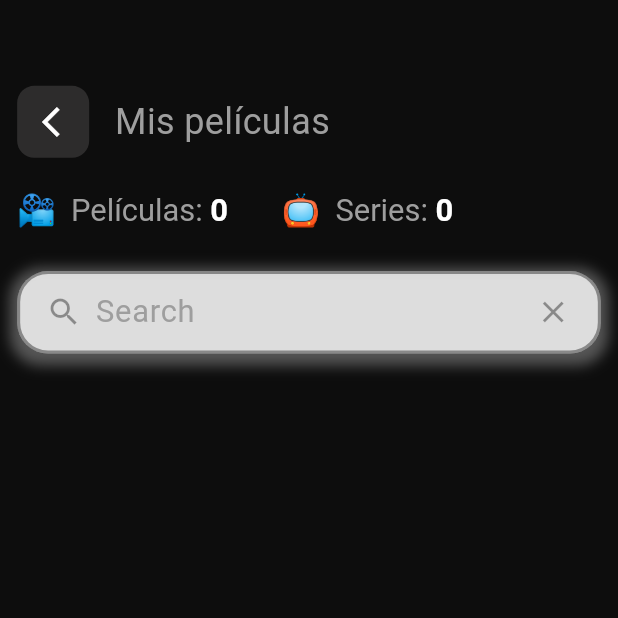
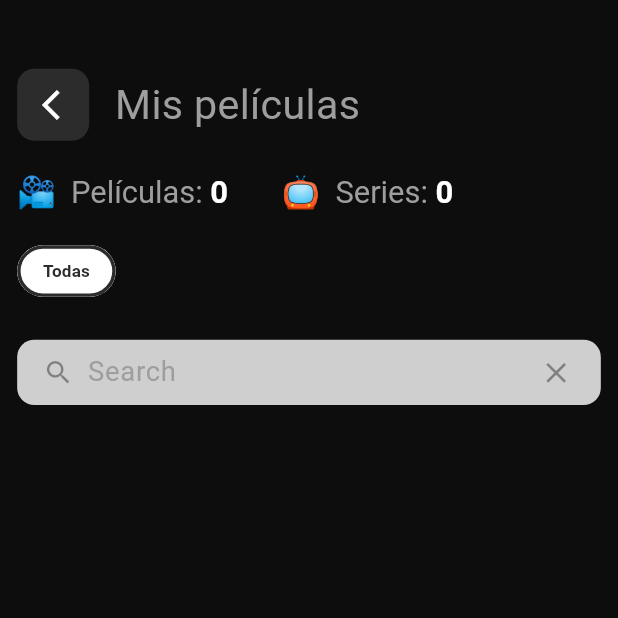
Before and after one commit to laguierre/themoviedb, a Flutter app: the MyPersonalCollection screen opened directly, after a tap on the "close" icon, on a phone screen of 412 x 824 dp, the top half of it. Run offline on Flutter 3.47's test engine with Material 3 defaults, Android fonts, the light colour scheme and no system bars; our stand-ins replace cloud_firestore, firebase_auth, firebase_core, flutter_rating_bar, flutter_screenutil, flutter_slidable and 1 more; missing offline and left inert: image_fade; accounts and stored records are empty; network calls fail; statements that could not run were skipped.

Commit message:
200624 - Funcionando el TextForm. Filtrando por película

```diff
--- a/lib/pages/details_page/details_page_widgets.dart
+++ b/lib/pages/details_page/details_page_widgets.dart
@@ -1,4 +1,3 @@
-import 'package:flutter/cupertino.dart';
 import 'package:flutter/material.dart';
 import 'package:flutter_screenutil/flutter_screenutil.dart';
 import 'package:themoviedb/constants.dart';
--- a/lib/pages/home_page/home_page_widgets.dart
+++ b/lib/pages/home_page/home_page_widgets.dart
@@ -7,7 +7,6 @@ import 'package:page_transition/page_transition.dart';
 import 'package:themoviedb/pages/widgets.dart';
 import 'package:themoviedb/providers/movie_provider.dart';
 import 'package:themoviedb/providers/top_button_provider.dart';
-import 'package:themoviedb/responsive.dart';
 
 class MovieCard extends StatelessWidget {
   const MovieCard(
--- a/lib/pages/personal_collection_page/personal_collection_page.dart
+++ b/lib/pages/personal_collection_page/personal_collection_page.dart
@@ -23,11 +23,14 @@ class MyPersonalCollection extends StatefulWidget {
 class _MyPersonalCollectionState extends State<MyPersonalCollection> {
   TextEditingController textEditingController = TextEditingController();
   List<MovieCollection> moviesCollection = [];
+  List<MovieCollection> filteredCollection = [];
+  String selectedYear = 'Todas';
 
   @override
   void initState() {
     moviesCollection = Provider.of<MyCollectionProvider>(context, listen: false)
         .movieCollection;
+    filteredCollection = moviesCollection;
     textEditingController.text = "";
     super.initState();
   }
@@ -36,6 +39,19 @@ class _MyPersonalCollectionState extends State<MyPersonalCollection> {
   void dispose() {
     textEditingController.dispose();
     super.dispose();
+  }
+
+  void filterMoviesByYear(String year) {
+    setState(() {
+      selectedYear = year;
+      if (year == 'Todas') {
+        filteredCollection = moviesCollection;
+      } else {
+        filteredCollection = moviesCollection
+            .where((movie) => movie.date.startsWith(year))
+            .toList();
+      }
+    });
   }
 
   @override
@@ -52,13 +68,15 @@ class _MyPersonalCollectionState extends State<MyPersonalCollection> {
       }
     }
 
+    Map<String, List<MovieCollection>> groupedMovies = groupMoviesByYear(moviesCollection);
+
     return Scaffold(
       backgroundColor: const Color(0xFF0D0D0D),
       extendBody: true,
       body: Column(
         children: [
           Padding(
-              padding: EdgeInsets.fromLTRB(10.sp, 50.sp, 10.sp, 0),
+              padding: EdgeInsets.fromLTRB(10.sp, 40.sp, 10.sp, 0),
               child: Column(
                 crossAxisAlignment: CrossAxisAlignment.start,
                 children: [
@@ -71,7 +89,7 @@ class _MyPersonalCollectionState extends State<MyPersonalCollection> {
                             ? 'Mis películas'
                             : 'My Personal Collection',
                         style:
-                            TextStyle(color: kTextDetailsColor, fontSize: 24),
+                        TextStyle(color: kTextDetailsColor, fontSize: 24.sp),
                       )
                     ],
                   ),
@@ -81,49 +99,82 @@ class _MyPersonalCollectionState extends State<MyPersonalCollection> {
                       qtyMovie: qtyMovie,
                       qtySeries: qtySeries,
                       movieLanguage:
-                          language == 'es-ES' ? 'Películas' : 'Movies',
+                      language == 'es-ES' ? 'Películas' : 'Movies',
                     ),
-
+                  Container(
+                    alignment: Alignment.centerLeft,
+                    margin: EdgeInsets.fromLTRB(0.sp, 20.sp, 0, 25.sp),
+                    height: 30.sp,
+                    width: double.infinity,
+                    child: ListView.builder(
+                      padding: EdgeInsets.zero,
+                      physics: const BouncingScrollPhysics(),
+                      scrollDirection: Axis.horizontal,
+                      itemCount: groupedMovies.keys.length + 1, // +1 for 'Todas'
+                      itemBuilder: (context, index) {
+                        String year;
+                        bool isSelected;
+                        if (index == 0) {
+                          year = 'Todas';
+                          isSelected = selectedYear == 'Todas';
+                        } else {
+                          year = groupedMovies.keys.elementAt(index - 1);
+                          isSelected = selectedYear == year;
+                        }
+                        return Padding(
+                          padding: EdgeInsets.only(right: 10.sp),
+                          child: Material(
+                            elevation: 5.0,  // Elevación para sombra
+                            borderRadius: BorderRadius.circular(18.0.sp),
+                            shadowColor: Colors.black.withOpacity(0.2), // Color de la sombra
+                            child: OutlinedButton(
+                              style: OutlinedButton.styleFrom(
+                                foregroundColor: isSelected ? Color(0xFF2D2C2C) : Colors.white,
+                                side: BorderSide(
+                                  width: 2.sp,
+                                  color: const Color(0xFF2D2C2C),
+                                ),
+                                shape: RoundedRectangleBorder(
+                                  borderRadius: BorderRadius.circular(18.0.sp),
+                                ),
+                                backgroundColor: isSelected ? Colors.white : Color(0xFF2D2C2C),
+                                padding: EdgeInsets.symmetric(horizontal: 15.sp),
+                              ),
+                              child: Text(
+                                year == 'Todas' ? 'Todas' : '$year (${groupedMovies[year]!.length})',
+                                style: TextStyle(
+                                  color: isSelected ? Color(0xFF2D2C2C) : Colors.white,
+                                  fontSize: 10.sp,
+                                  fontWeight: FontWeight.bold,
+                                ),
+                              ),
+                              onPressed: () {
+                                filterMoviesByYear(year);
+                              },
+                            ),
+                          ),
+                        );
+                      },
+                    ),
+                  ),
                   ///Search
                   Container(
                       alignment: Alignment.centerLeft,
                       width: double.infinity,
-                      height: 48.sp,
-                      margin: EdgeInsets.fromLTRB(0, 25.sp, 0, 5.sp),
+                      height: 38.sp,
+                      margin: EdgeInsets.fromLTRB(0, 0.sp, 0, 5.sp),
                       padding: EdgeInsets.symmetric(horizontal: 5.sp),
                       decoration: BoxDecoration(
-                          boxShadow: [
-                            BoxShadow(
-                              color: Colors.grey.withOpacity(0.5),
-                              spreadRadius: 5,
-                              blurRadius: 7,
-                              offset: const Offset(
-                                  0, 3), // changes position of shadow
-                            ),
-                          ],
-                          border: Border.all(
-                              color: kSearchColorTextField, width: 2),
-                          borderRadius: BorderRadius.circular(18.sp),
+                          borderRadius: BorderRadius.circular(10.sp),
                           color: Colors.white.withOpacity(0.8)),
                       child: Row(
                         children: [
                           SizedBox(width: 10.sp),
-                          Icon(Icons.search, color: kSearchColorTextField),
+                          Icon(Icons.search, color: kSearchColorTextField, size: 18.sp),
                           Expanded(
                             child: TextField(
                               onChanged: (text) {
-                                moviesCollection = [];
-                                Provider.of<MyCollectionProvider>(context,
-                                        listen: false)
-                                    .movieCollection
-                                    .forEach((element) {
-                                  if (element.title
-                                      .toLowerCase()
-                                      .contains(text.toLowerCase())) {
-                                    moviesCollection.add(element);
-                                  }
-                                });
-                                setState(() {});
+                                filterMoviesBySearch(text);
                               },
                               controller: textEditingController,
                               keyboardType: TextInputType.text,
@@ -140,7 +191,7 @@ class _MyPersonalCollectionState extends State<MyPersonalCollection> {
                                 isDense: true,
                               ),
                               style: TextStyle(
-                                fontSize: 18.0.sp,
+                                fontSize: 16.0.sp,
                                 decoration: TextDecoration.none,
                                 color: kSearchColorTextField,
                               ),
@@ -149,15 +200,11 @@ class _MyPersonalCollectionState extends State<MyPersonalCollection> {
                           IconButton(
                             color: kSearchColorTextField,
                             padding: const EdgeInsets.all(0),
-                            icon: const Icon(Icons.close),
+                            icon:  Icon(Icons.close, size: 20.sp),
                             onPressed: () {
                               FocusScope.of(context).requestFocus(FocusNode());
                               textEditingController.text = "";
-                              moviesCollection =
-                                  Provider.of<MyCollectionProvider>(context,
-                                          listen: false)
-                                      .movieCollection;
-                              setState(() {});
+                              filterMoviesBySearch("");
                             },
                           )
                         ],
@@ -169,18 +216,18 @@ class _MyPersonalCollectionState extends State<MyPersonalCollection> {
             child: ListView.builder(
               padding:  EdgeInsets.only(right: 0.sp, left: 15.sp, top: 0.sp),
               physics: const BouncingScrollPhysics(),
-              itemCount: moviesCollection.length,
+              itemCount: filteredCollection.length,
               itemBuilder: (BuildContext context, int index) {
-                double myRating = moviesCollection[index].rating;
-                moviesProvider.searchMovieById(moviesCollection[index].id);
-                String type = moviesCollection[index].type;
+                double myRating = filteredCollection[index].rating;
+                moviesProvider.searchMovieById(filteredCollection[index].id);
+                String type = filteredCollection[index].type;
 
                 return FutureBuilder(
                   future: type == 'movie'
                       ? moviesProvider
-                          .searchMovieById(moviesCollection[index].id)
+                      .searchMovieById(filteredCollection[index].id)
                       : moviesProvider
-                          .searchTvShowById(moviesCollection[index].id),
+                      .searchTvShowById(filteredCollection[index].id),
                   builder: (BuildContext context,
                       AsyncSnapshot<MovieDetails> snapshot) {
                     var movie = snapshot.data;
@@ -215,12 +262,12 @@ class _MyPersonalCollectionState extends State<MyPersonalCollection> {
                               onPressed: (context) {
                                 deleteMovie(movie.id.toString());
                                 Provider.of<MyCollectionProvider>(context,
-                                        listen: false)
+                                    listen: false)
                                     .movieCollection
                                     .removeAt(index);
                                 moviesCollection =
                                     Provider.of<MyCollectionProvider>(context,
-                                            listen: false)
+                                        listen: false)
                                         .movieCollection;
                                 setState(() {});
                               }),
@@ -241,4 +288,31 @@ class _MyPersonalCollectionState extends State<MyPersonalCollection> {
       ),
     );
   }
+
+  Map<String, List<MovieCollection>> groupMoviesByYear(List<MovieCollection> moviesCollection) {
+    Map<String, List<MovieCollection>> moviesByYear = {};
+
+    for (var movie in moviesCollection) {
+      // Extrae el año de la fecha
+      String year = movie.date.substring(0, 4);
+
+      // Si el año no está en el mapa, inicializa una nueva lista para ese año
+      if (!moviesByYear.containsKey(year)) {
+        moviesByYear[year] = [];
+      }
+
+      // Añade la película a la lista del año correspondiente
+      moviesByYear[year]!.add(movie);
+    }
+    return moviesByYear;
+  }
+
+  void filterMoviesBySearch(String query) {
+    setState(() {
+      filteredCollection = moviesCollection
+          .where((movie) =>
+          movie.title.toLowerCase().contains(query.toLowerCase()))
+          .toList();
+    });
+  }
 }
--- a/lib/pages/widgets.dart
+++ b/lib/pages/widgets.dart
@@ -68,7 +68,7 @@ class _CustomSearchState extends State<CustomSearch> {
                 enabledBorder: InputBorder.none,
                 border: InputBorder.none,
                 hintText: "Search",
-                hintStyle: TextStyle(
+                hintStyle: const TextStyle(
                     color: Colors.grey, decoration: TextDecoration.none),
                 contentPadding:
                     EdgeInsets.symmetric(vertical: 6.sp, horizontal: 6.sp),
```
Also changed, not shown: lib/pages/search_page/search_movie_page.dart (+23 -8 lines).
